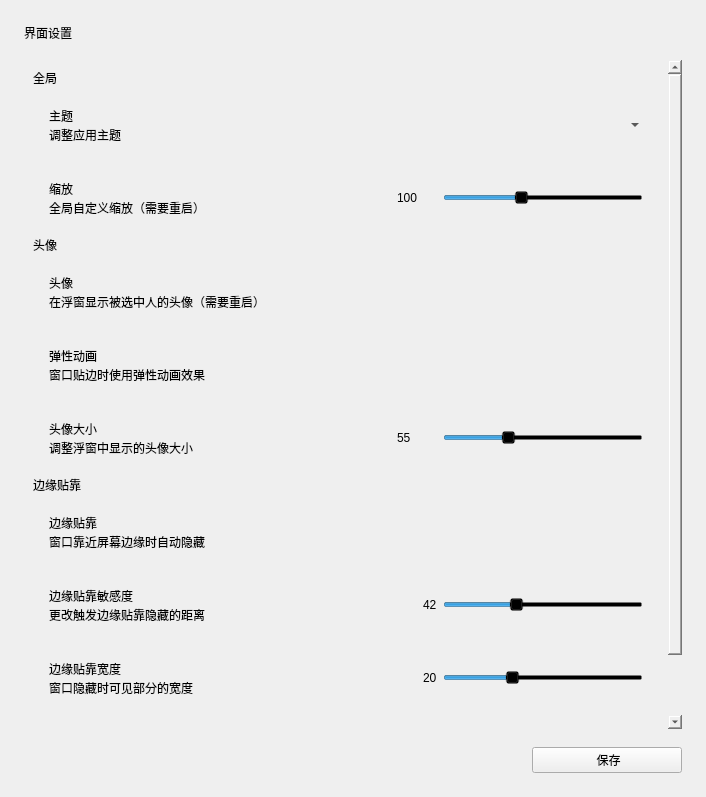
The window that ui/settings/widget.ui (windyslime/RandPicker-1) describes before a commit, drawn with Qt 5.
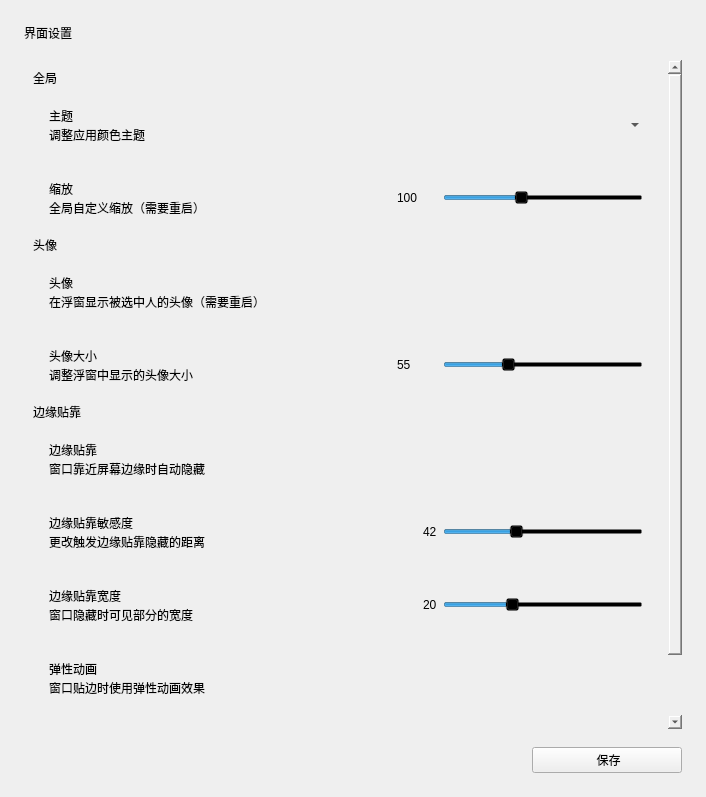
The same window after the commit. Custom widgets are drawn as their Qt base class.

Patch:
```diff
--- a/ui/settings/widget.ui
+++ b/ui/settings/widget.ui
@@ -108,7 +108,7 @@
               <item>
                <widget class="CaptionLabel" name="CaptionLabel_9">
                 <property name="text">
-                 <string>调整应用主题</string>
+                 <string>调整应用颜色主题</string>
                 </property>
                 <property name="wordWrap">
                  <bool>true</bool>
@@ -332,78 +332,6 @@
            </layout>
           </widget>
          </item>
-         <item>
-          <widget class="CardWidget" name="CardWidget_5">
-           <property name="minimumSize">
-            <size>
-             <width>0</width>
-             <height>70</height>
-            </size>
-           </property>
-           <layout class="QHBoxLayout" name="horizontalLayout_5">
-            <property name="leftMargin">
-             <number>16</number>
-            </property>
-            <property name="topMargin">
-             <number>16</number>
-            </property>
-            <property name="rightMargin">
-             <number>16</number>
-            </property>
-            <property name="bottomMargin">
-             <number>16</number>
-            </property>
-            <item>
-             <layout class="QVBoxLayout" name="verticalLayout_8">
-              <property name="spacing">
-               <number>0</number>
-              </property>
-              <item>
-               <widget class="StrongBodyLabel" name="StrongBodyLabel_5">
-                <property name="text">
-                 <string>弹性动画</string>
-                </property>
-               </widget>
-              </item>
-              <item>
-               <widget class="CaptionLabel" name="CaptionLabel_13">
-                <property name="text">
-                 <string>窗口贴边时使用弹性动画效果</string>
-                </property>
-                <property name="lightColor" stdset="0">
-                 <color alpha="150">
-                  <red>0</red>
-                  <green>0</green>
-                  <blue>0</blue>
-                 </color>
-                </property>
-                <property name="darkColor" stdset="0">
-                 <color alpha="200">
-                  <red>255</red>
-                  <green>255</green>
-                  <blue>255</blue>
-                 </color>
-                </property>
-               </widget>
-              </item>
-             </layout>
-            </item>
-            <item>
-             <widget class="SwitchButton" name="elastic_animation">
-              <property name="sizePolicy">
-               <sizepolicy hsizetype="Maximum" vsizetype="Fixed">
-                <horstretch>0</horstretch>
-                <verstretch>0</verstretch>
-               </sizepolicy>
-              </property>
-              <property name="text">
-               <string/>
-              </property>
-             </widget>
-            </item>
-           </layout>
-          </widget>
-         </item>
          <item>
           <widget class="CardWidget" name="CardWidget_4">
            <property name="minimumSize">
@@ -807,6 +735,78 @@
            </layout>
           </widget>
          </item>
+         <item>
+          <widget class="CardWidget" name="CardWidget_5">
+           <property name="minimumSize">
+            <size>
+             <width>0</width>
+             <height>70</height>
+            </size>
+           </property>
+           <layout class="QHBoxLayout" name="horizontalLayout_5">
+            <property name="leftMargin">
+             <number>16</number>
+            </property>
+            <property name="topMargin">
+             <number>16</number>
+            </property>
+            <property name="rightMargin">
+             <number>16</number>
+            </property>
+            <property name="bottomMargin">
+             <number>16</number>
+            </property>
+            <item>
+             <layout class="QVBoxLayout" name="verticalLayout_8">
+              <property name="spacing">
+               <number>0</number>
+              </property>
+              <item>
+               <widget class="StrongBodyLabel" name="StrongBodyLabel_5">
+                <property name="text">
+                 <string>弹性动画</string>
+                </property>
+               </widget>
+              </item>
+              <item>
+               <widget class="CaptionLabel" name="CaptionLabel_13">
+                <property name="text">
+                 <string>窗口贴边时使用弹性动画效果</string>
+                </property>
+                <property name="lightColor" stdset="0">
+                 <color alpha="150">
+                  <red>0</red>
+                  <green>0</green>
+                  <blue>0</blue>
+                 </color>
+                </property>
+                <property name="darkColor" stdset="0">
+                 <color alpha="200">
+                  <red>255</red>
+                  <green>255</green>
+                  <blue>255</blue>
+                 </color>
+                </property>
+               </widget>
+              </item>
+             </layout>
+            </item>
+            <item>
+             <widget class="SwitchButton" name="elastic_animation">
+              <property name="sizePolicy">
+               <sizepolicy hsizetype="Maximum" vsizetype="Fixed">
+                <horstretch>0</horstretch>
+                <verstretch>0</verstretch>
+               </sizepolicy>
+              </property>
+              <property name="text">
+               <string/>
+              </property>
+             </widget>
+            </item>
+           </layout>
+          </widget>
+         </item>
         </layout>
        </item>
        <item>
```
